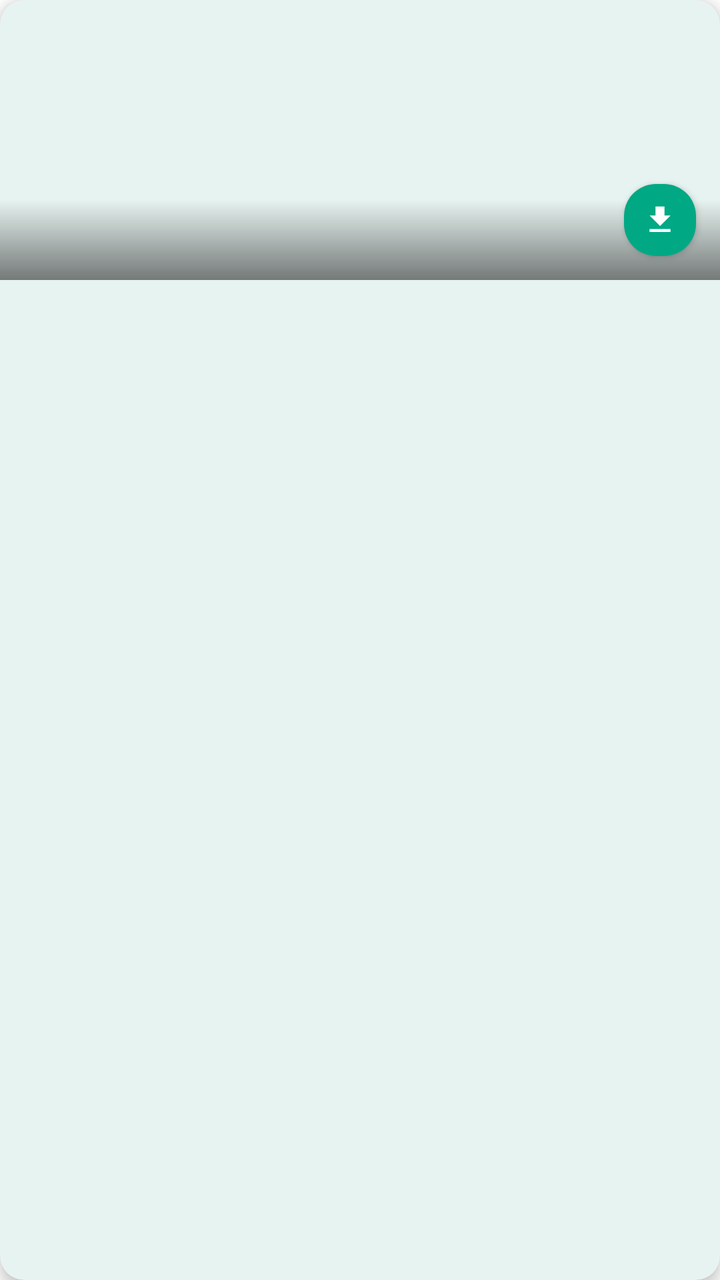
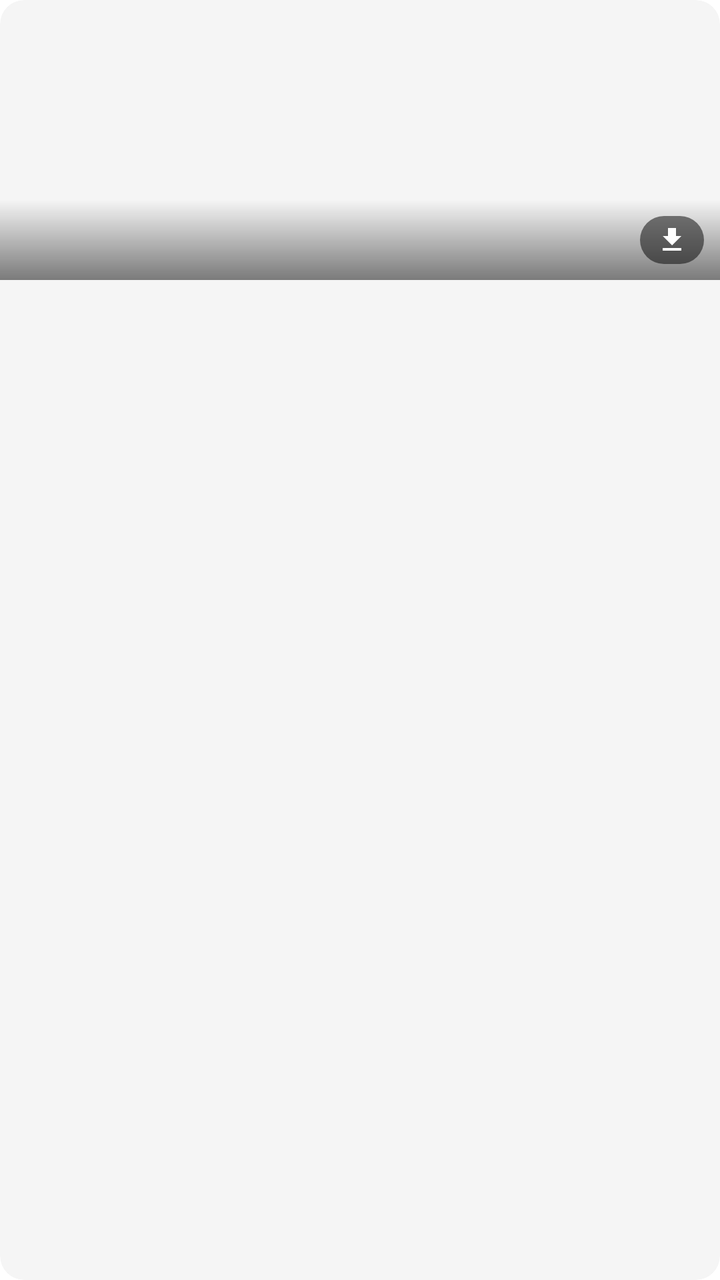

Two renders of the same Android screen: before a commit and after it. Below are the layout's source before the change and the commit's diff.
<!-- AndroidManifest.xml: application theme Theme.StatusSaver -->
<!-- res/layout/item_status.xml -->
<?xml version="1.0" encoding="utf-8"?>
<com.google.android.material.card.MaterialCardView xmlns:android="http://schemas.android.com/apk/res/android"
    xmlns:app="http://schemas.android.com/apk/res-auto"
    android:id="@+id/statusCard"
    android:layout_width="match_parent"
    android:layout_height="wrap_content"
    android:layout_margin="4dp"
    app:cardCornerRadius="12dp"
    app:cardElevation="4dp"
    app:cardBackgroundColor="?attr/colorSurface"
    app:strokeWidth="0dp"
    app:strokeColor="@color/app_green">

    <FrameLayout
        android:layout_width="match_parent"
        android:layout_height="wrap_content">

        
        <ImageView
            android:id="@+id/statusImage"
            android:layout_width="match_parent"
            android:layout_height="140dp"
            android:scaleType="centerCrop"
            android:contentDescription="Status thumbnail" />

        
        <View
            android:layout_width="match_parent"
            android:layout_height="40dp"
            android:layout_gravity="bottom"
            android:background="@drawable/gradient_bottom" />

        
        <View
            android:id="@+id/selectionOverlay"
            android:layout_width="match_parent"
            android:layout_height="match_parent"
            android:background="#3000AA00"
            android:visibility="gone" />

        
        <ImageView
            android:id="@+id/videoIndicator"
            android:layout_width="40dp"
            android:layout_height="40dp"
            android:layout_gravity="center"
            android:src="@drawable/ic_play_circle"
            android:visibility="gone"
            android:contentDescription="Video indicator" />

        
        <ImageView
            android:id="@+id/selectionCheckMark"
            android:layout_width="28dp"
            android:layout_height="28dp"
            android:layout_gravity="end|top"
            android:layout_margin="8dp"
            android:src="@drawable/ic_circle_outline"
            android:visibility="gone"
            android:contentDescription="Selection indicator" />

        
        <LinearLayout
            android:id="@+id/cacheInfoLayout"
            android:layout_width="match_parent"
            android:layout_height="wrap_content"
            android:layout_gravity="bottom"
            android:orientation="vertical"
            android:paddingStart="6dp"
            android:paddingEnd="48dp"
            android:paddingBottom="4dp"
            android:visibility="gone">

            <TextView
                android:id="@+id/txtCacheDate"
                android:layout_width="wrap_content"
                android:layout_height="wrap_content"
                android:textColor="@android:color/white"
                android:textSize="9sp"
                android:shadowColor="#80000000"
                android:shadowDx="1"
                android:shadowDy="1"
                android:shadowRadius="2" />

            <TextView
                android:id="@+id/txtExpiryDate"
                android:layout_width="wrap_content"
                android:layout_height="wrap_content"
                android:textColor="@android:color/white"
                android:textSize="9sp"
                android:alpha="0.8"
                android:shadowColor="#80000000"
                android:shadowDx="1"
                android:shadowDy="1"
                android:shadowRadius="2" />

        </LinearLayout>

        
        <FrameLayout
            android:id="@+id/downloadContainer"
            android:layout_width="wrap_content"
            android:layout_height="wrap_content"
            android:layout_gravity="bottom|end"
            android:layout_margin="6dp"
            android:clipChildren="false"
            android:clipToPadding="false">

            
            <com.google.android.material.floatingactionbutton.FloatingActionButton
                android:id="@+id/btnDownload"
                android:layout_width="wrap_content"
                android:layout_height="wrap_content"
                android:src="@drawable/ic_download"
                android:scaleType="center"
                android:contentDescription="Download"
                app:fabSize="mini"
                app:fabCustomSize="36dp"
                app:maxImageSize="18dp"
                app:elevation="2dp"
                app:backgroundTint="@color/app_green"
                app:tint="@android:color/white" />

            
            <com.google.android.material.floatingactionbutton.FloatingActionButton
                android:id="@+id/btnShare"
                android:layout_width="wrap_content"
                android:layout_height="wrap_content"
                android:src="@drawable/ic_share"
                android:scaleType="center"
                android:contentDescription="Share"
                android:visibility="gone"
                app:fabSize="mini"
                app:fabCustomSize="36dp"
                app:maxImageSize="18dp"
                app:elevation="2dp"
                app:backgroundTint="@color/app_green"
                app:tint="@android:color/white" />

            
            <ImageView
                android:id="@+id/checkMark"
                android:layout_width="36dp"
                android:layout_height="36dp"
                android:src="@drawable/ic_double_check"
                android:padding="8dp"
                android:background="@drawable/circle_bg_saved"
                android:contentDescription="Saved"
                android:visibility="gone" />

        </FrameLayout>

    </FrameLayout>

</com.google.android.material.card.MaterialCardView>
<!-- resources referenced by this layout -->
<resources>
  <color name="app_green">#00A884</color>
  <!-- drawable circle_bg_saved (drawable) -->
  <?xml version="1.0" encoding="utf-8"?>
  <shape xmlns:android="http://schemas.android.com/apk/res/android"
      android:shape="oval">
      <solid android:color="#E8F5E9" />
      <stroke
          android:width="2dp"
          android:color="@color/success_green" />
  </shape>
  <!-- drawable gradient_bottom (drawable) -->
  <?xml version="1.0" encoding="utf-8"?>
  <shape xmlns:android="http://schemas.android.com/apk/res/android"
      android:shape="rectangle">
      <gradient
          android:startColor="#00000000"
          android:endColor="#80000000"
          android:angle="270" />
  </shape>
  <!-- drawable ic_circle_outline (drawable) -->
  <vector xmlns:android="http://schemas.android.com/apk/res/android"
      android:width="24dp"
      android:height="24dp"
      android:viewportWidth="24"
      android:viewportHeight="24">
      <path
          android:fillColor="#FFFFFF"
          android:pathData="M12,2C6.48,2 2,6.48 2,12s4.48,10 10,10 10,-4.48 10,-10S17.52,2 12,2zM12,20c-4.41,0 -8,-3.59 -8,-8s3.59,-8 8,-8 8,3.59 8,8 -3.59,8 -8,8z"/>
  </vector>
  <!-- drawable ic_double_check (drawable) -->
  <vector xmlns:android="http://schemas.android.com/apk/res/android"
      android:width="24dp"
      android:height="24dp"
      android:viewportWidth="24"
      android:viewportHeight="24">
      <path
          android:fillColor="#4CAF50"
          android:pathData="M18,7l-1.41,-1.41 -6.34,6.34 1.41,1.41L18,7zM22.24,5.59L11.66,16.17 7.48,12l-1.41,1.41 5.59,5.59 12,-12 -1.42,-1.41zM0.41,13.41L6,19l1.41,-1.41L1.83,12 0.41,13.41z"/>
  </vector>
  <!-- drawable ic_download (drawable) -->
  <vector xmlns:android="http://schemas.android.com/apk/res/android"
      android:width="24dp"
      android:height="24dp"
      android:viewportWidth="24"
      android:viewportHeight="24">
      <path
          android:fillColor="#000000"
          android:pathData="M19,9h-4V3H9v6H5l7,7 7,-7zM5,18v2h14v-2H5z"/>
  </vector>
  <!-- drawable ic_play_circle (drawable) -->
  <vector xmlns:android="http://schemas.android.com/apk/res/android"
      android:width="48dp"
      android:height="48dp"
      android:viewportWidth="24"
      android:viewportHeight="24">
      <path
          android:fillColor="#FFFFFF"
          android:pathData="M12,2C6.48,2 2,6.48 2,12s4.48,10 10,10 10,-4.48 10,-10S17.52,2 12,2zM10,16.5v-9l6,4.5 -6,4.5z"/>
  </vector>
  <style name="Theme.StatusSaver" parent="Theme.Material3.Light.NoActionBar">
          <item name="colorPrimary">@color/green_primary</item>
          <item name="colorPrimaryVariant">@color/green_primary_variant</item>
          <item name="colorSecondary">@color/green_secondary</item>
          <item name="android:colorBackground">@color/green_background</item>
          <item name="colorSurface">@color/green_surface</item>
          <item name="colorOnPrimary">@color/green_on_primary</item>
          <item name="colorOnSecondary">@color/green_on_secondary</item>
          <item name="colorOnBackground">@color/green_on_background</item>
          <item name="colorOnSurface">@color/green_on_surface</item>
          <item name="android:statusBarColor">@color/green_status_bar</item>
          <item name="android:navigationBarColor">@color/green_primary</item>
          <item name="android:windowLightStatusBar">false</item>
          <item name="android:windowLightNavigationBar">false</item>
      </style>
  <color name="success_green">#00A884</color>
  <color name="green_primary">#008069</color>
  <color name="green_primary_variant">#006B5A</color>
  <color name="green_secondary">#00A884</color>
  <color name="green_background">#FFFFFF</color>
  <color name="green_surface">#FFFFFF</color>
  <color name="green_on_primary">#FFFFFF</color>
  <color name="green_on_secondary">#FFFFFF</color>
  <color name="green_on_background">#1A1A1A</color>
  <color name="green_on_surface">#1A1A1A</color>
  <color name="green_status_bar">#006B5A</color>
  <!-- unchanged entries left out for length: 1 -->
</resources>

<!-- the commit's change to res/layout/item_status.xml (unified diff, before → after) -->
@@ -4,9 +4,9 @@
     android:id="@+id/statusCard"
     android:layout_width="match_parent"
     android:layout_height="wrap_content"
-    android:layout_margin="4dp"
+    android:layout_margin="1dp"
     app:cardCornerRadius="12dp"
-    app:cardElevation="4dp"
+    app:cardElevation="0dp"
     app:cardBackgroundColor="?attr/colorSurface"
     app:strokeWidth="0dp"
     app:strokeColor="@color/app_green">
@@ -97,58 +97,47 @@
         </LinearLayout>
 
         
-        <FrameLayout
+        <LinearLayout
             android:id="@+id/downloadContainer"
             android:layout_width="wrap_content"
-            android:layout_height="wrap_content"
+            android:layout_height="24dp"
             android:layout_gravity="bottom|end"
-            android:layout_margin="6dp"
-            android:clipChildren="false"
-            android:clipToPadding="false">
+            android:layout_margin="8dp"
+            android:orientation="horizontal"
+            android:gravity="center"
+            android:background="@drawable/pill_background"
+            android:paddingHorizontal="8dp">
 
             
-            <com.google.android.material.floatingactionbutton.FloatingActionButton
+            <ImageView
                 android:id="@+id/btnDownload"
-                android:layout_width="wrap_content"
-                android:layout_height="wrap_content"
+                android:layout_width="16dp"
+                android:layout_height="16dp"
                 android:src="@drawable/ic_download"
-                android:scaleType="center"
                 android:contentDescription="Download"
-                app:fabSize="mini"
-                app:fabCustomSize="36dp"
-                app:maxImageSize="18dp"
-                app:elevation="2dp"
-                app:backgroundTint="@color/app_green"
                 app:tint="@android:color/white" />
 
             
-            <com.google.android.material.floatingactionbutton.FloatingActionButton
+            <ImageView
                 android:id="@+id/btnShare"
-                android:layout_width="wrap_content"
-                android:layout_height="wrap_content"
+                android:layout_width="16dp"
+                android:layout_height="16dp"
                 android:src="@drawable/ic_share"
-                android:scaleType="center"
                 android:contentDescription="Share"
                 android:visibility="gone"
-                app:fabSize="mini"
-                app:fabCustomSize="36dp"
-                app:maxImageSize="18dp"
-                app:elevation="2dp"
-                app:backgroundTint="@color/app_green"
                 app:tint="@android:color/white" />
 
             
             <ImageView
                 android:id="@+id/checkMark"
-                android:layout_width="36dp"
-                android:layout_height="36dp"
+                android:layout_width="16dp"
+                android:layout_height="16dp"
                 android:src="@drawable/ic_double_check"
-                android:padding="8dp"
-                android:background="@drawable/circle_bg_saved"
                 android:contentDescription="Saved"
-                android:visibility="gone" />
+                android:visibility="gone"
+                app:tint="@android:color/white" />
 
-        </FrameLayout>
+        </LinearLayout>
 
     </FrameLayout>
 
<!-- resource entries referenced after the edit -->
@@ -1,15 +1,6 @@
 <!-- resources referenced by this layout -->
 <resources>
-  <color name="app_green">#00A884</color>
-  <!-- drawable circle_bg_saved (drawable) -->
-  <?xml version="1.0" encoding="utf-8"?>
-  <shape xmlns:android="http://schemas.android.com/apk/res/android"
-      android:shape="oval">
-      <solid android:color="#E8F5E9" />
-      <stroke
-          android:width="2dp"
-          android:color="@color/success_green" />
-  </shape>
+  <color name="app_green">@color/app_accent</color>
   <!-- drawable gradient_bottom (drawable) -->
   <?xml version="1.0" encoding="utf-8"?>
   <shape xmlns:android="http://schemas.android.com/apk/res/android"
@@ -59,32 +50,31 @@
           android:fillColor="#FFFFFF"
           android:pathData="M12,2C6.48,2 2,6.48 2,12s4.48,10 10,10 10,-4.48 10,-10S17.52,2 12,2zM10,16.5v-9l6,4.5 -6,4.5z"/>
   </vector>
+  <!-- drawable pill_background (drawable) -->
+  <?xml version="1.0" encoding="utf-8"?>
+  <shape xmlns:android="http://schemas.android.com/apk/res/android"
+      android:shape="rectangle">
+      <solid android:color="#80000000" />
+      <corners android:radius="16dp" />
+  </shape>
   <style name="Theme.StatusSaver" parent="Theme.Material3.Light.NoActionBar">
-          <item name="colorPrimary">@color/green_primary</item>
-          <item name="colorPrimaryVariant">@color/green_primary_variant</item>
-          <item name="colorSecondary">@color/green_secondary</item>
-          <item name="android:colorBackground">@color/green_background</item>
-          <item name="colorSurface">@color/green_surface</item>
-          <item name="colorOnPrimary">@color/green_on_primary</item>
-          <item name="colorOnSecondary">@color/green_on_secondary</item>
-          <item name="colorOnBackground">@color/green_on_background</item>
-          <item name="colorOnSurface">@color/green_on_surface</item>
-          <item name="android:statusBarColor">@color/green_status_bar</item>
-          <item name="android:navigationBarColor">@color/green_primary</item>
-          <item name="android:windowLightStatusBar">false</item>
-          <item name="android:windowLightNavigationBar">false</item>
+          <item name="colorPrimary">@color/app_accent</item>
+          <item name="colorSecondary">@color/app_accent</item>
+          <item name="android:colorBackground">@color/light_background</item>
+          <item name="colorSurface">@color/light_surface</item>
+          <item name="colorOnPrimary">@color/light_background</item>
+          <item name="colorOnSecondary">@color/light_background</item>
+          <item name="colorOnBackground">@color/light_text_primary</item>
+          <item name="colorOnSurface">@color/light_text_primary</item>
+          <item name="android:statusBarColor">@color/light_background</item>
+          <item name="android:navigationBarColor">@color/light_background</item>
+          <item name="android:windowLightStatusBar">true</item>
+          <item name="android:windowLightNavigationBar">true</item>
       </style>
-  <color name="success_green">#00A884</color>
-  <color name="green_primary">#008069</color>
-  <color name="green_primary_variant">#006B5A</color>
-  <color name="green_secondary">#00A884</color>
-  <color name="green_background">#FFFFFF</color>
-  <color name="green_surface">#FFFFFF</color>
-  <color name="green_on_primary">#FFFFFF</color>
-  <color name="green_on_secondary">#FFFFFF</color>
-  <color name="green_on_background">#1A1A1A</color>
-  <color name="green_on_surface">#1A1A1A</color>
-  <color name="green_status_bar">#006B5A</color>
+  <color name="app_accent">#00A86B</color>
+  <color name="light_background">#FFFFFF</color>
+  <color name="light_surface">#F5F5F5</color>
+  <color name="light_text_primary">#1A1A1A</color>
   <!-- unchanged entries left out for length: 1 -->
 </resources>
 
